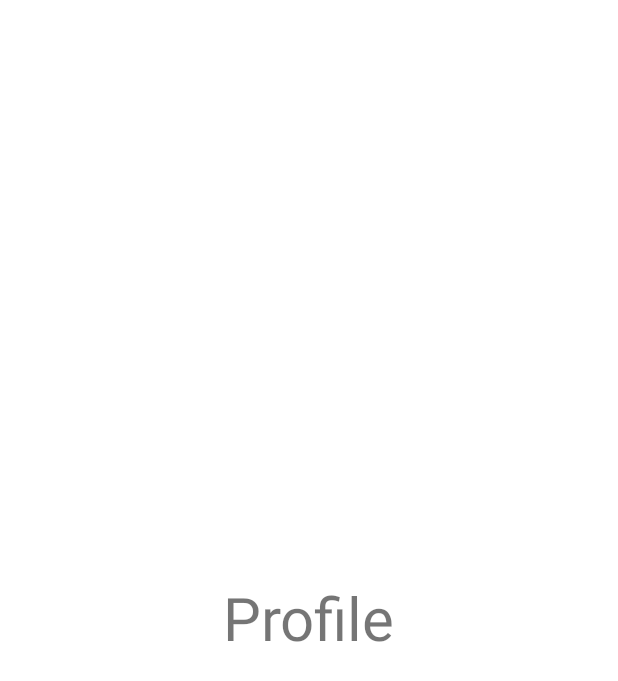
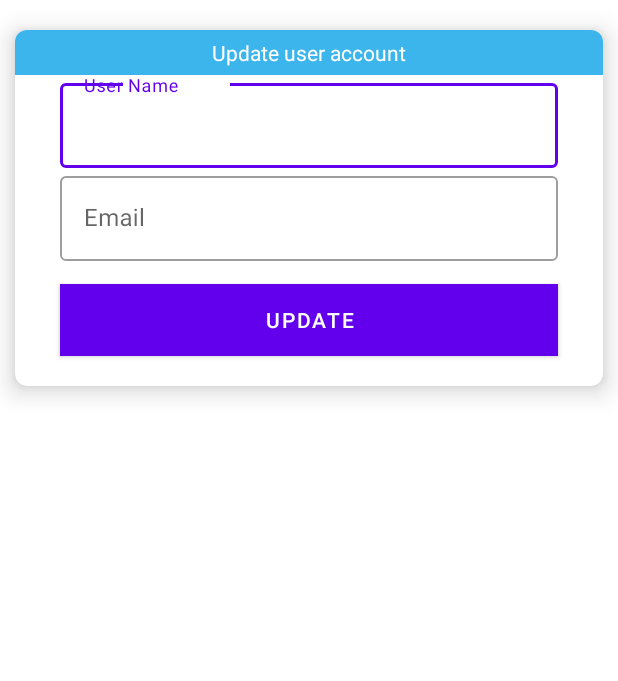
Before and after one commit to Jeevan-Rai/Android-app, an Android app: the layout fragment_profile.xml on its own in the app's theme, with its tools: preview values and no code run, on a phone screen of 412 x 824 dp. Shown: the top 681 px of the screen. Run offline under Robolectric (Android 15) with nearby library versions, the phone set to English and light mode, and no system bars.

Commit message:
update ui

```diff
--- a/UserManagement/app/src/main/res/layout/activity_login.xml
+++ b/UserManagement/app/src/main/res/layout/activity_login.xml
@@ -67,6 +67,7 @@
         android:layout_marginTop="20dp"
         android:layout_marginLeft="30dp"
         android:layout_marginRight="30dp"
+        android:background="#3BB5EC"
         />
 
 
--- a/UserManagement/app/src/main/res/layout/fragment_profile.xml
+++ b/UserManagement/app/src/main/res/layout/fragment_profile.xml
@@ -3,20 +3,88 @@
     xmlns:tools="http://schemas.android.com/tools"
     android:layout_width="match_parent"
     android:layout_height="match_parent"
+    xmlns:app="http://schemas.android.com/apk/res-auto"
     tools:context=".NavFragments.ProfileFragment">
 
     <!-- TODO: Update blank fragment layout -->
 
-    <RelativeLayout
+    <LinearLayout
         android:layout_width="match_parent"
-        android:layout_height="match_parent">
-    <TextView
-        android:layout_width="wrap_content"
         android:layout_height="wrap_content"
-        android:text="Profile"
-        android:layout_centerInParent="true"
-        android:textSize="40dp"/>
+        android:orientation="vertical">
 
-    </RelativeLayout>
+        <androidx.cardview.widget.CardView
+            android:layout_width="match_parent"
+            android:layout_height="wrap_content"
+            android:layout_marginTop="20dp"
+            android:layout_marginLeft="10dp"
+            android:layout_marginRight="10dp"
+            app:cardCornerRadius="8dp"
+            app:cardElevation="10dp"
+            android:layout_marginBottom="20dp">
+            <LinearLayout
+                android:layout_width="match_parent"
+                android:layout_height="wrap_content"
+                android:orientation="vertical">
+
+                <TextView
+                    android:layout_width="match_parent"
+                    android:layout_height="wrap_content"
+                    android:text="Update user account"
+                    android:textAlignment="center"
+                    android:background="#3BB5EC"
+                    android:textColor="#fff"
+                    android:padding="5dp"/>
+                <com.google.android.material.textfield.TextInputLayout
+                    android:layout_width="match_parent"
+                    android:layout_height="wrap_content"
+                    style="@style/Widget.MaterialComponents.TextInputLayout.OutlinedBox">
+
+                    <EditText
+                        android:layout_width="match_parent"
+                        android:layout_height="wrap_content"
+                        android:id="@+id/userName"
+                        android:hint="User Name"
+                        android:inputType="textPersonName"
+                        android:layout_marginRight="30dp"
+                        android:layout_marginLeft="30dp"/>
+
+                </com.google.android.material.textfield.TextInputLayout>
+
+                <com.google.android.material.textfield.TextInputLayout
+                    android:layout_width="match_parent"
+                    android:layout_height="wrap_content"
+                    style="@style/Widget.MaterialComponents.TextInputLayout.OutlinedBox">
+
+                    <EditText
+                        android:layout_width="match_parent"
+                        android:layout_height="wrap_content"
+                        android:id="@+id/userEmail"
+                        android:hint="Email"
+                        android:inputType="textEmailAddress"
+                        android:layout_marginRight="30dp"
+                        android:layout_marginLeft="30dp"
+                        android:layout_marginTop="5dp"/>
+
+                </com.google.android.material.textfield.TextInputLayout>
+
+                <Button
+                    android:layout_width="match_parent"
+                    android:layout_height="wrap_content"
+                    android:id="@+id/btnUpdateAccount"
+                    android:text="Update"
+                    android:layout_marginTop="15dp"
+                    android:layout_marginLeft="30dp"
+                    android:layout_marginRight="30dp"
+                    android:textColor="#fff"
+                    android:background="#3BB5EC"
+                    android:layout_marginBottom="20dp"
+                    />
+
+            </LinearLayout>
+
+        </androidx.cardview.widget.CardView>
+
+    </LinearLayout>
 
 </FrameLayout>
```
